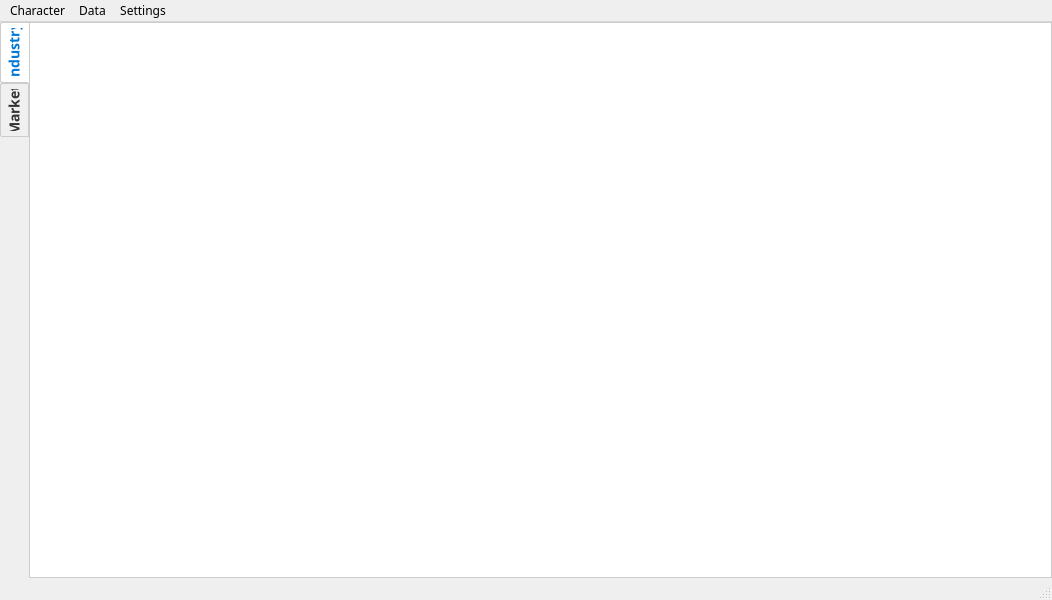
Above: Ui_design/MainWindow.ui from Alexmidrus/Eve_Craft before the change. Below: the same form after it.
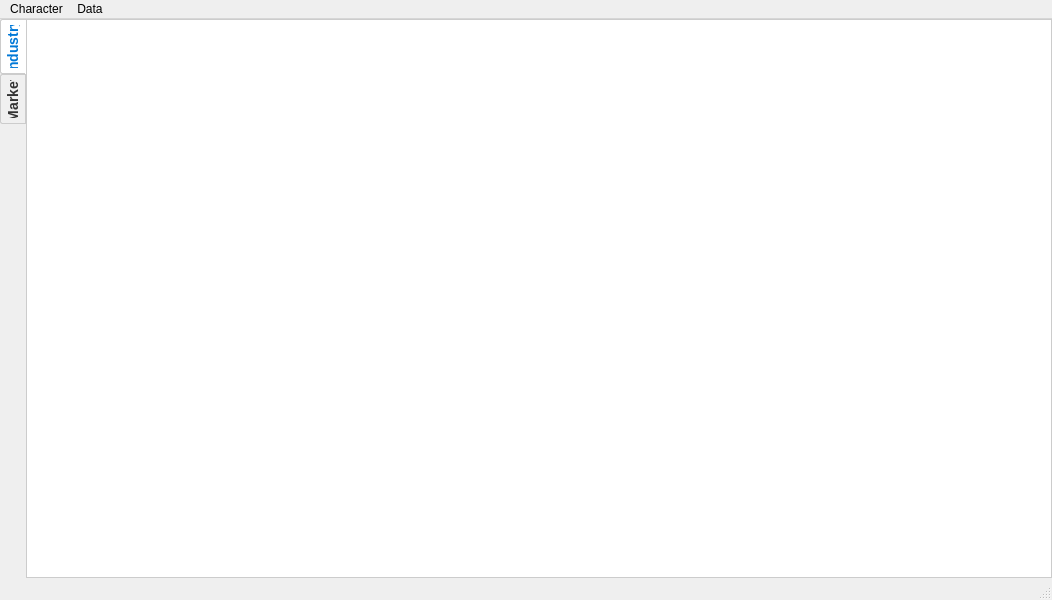
That is the form after the change. Icons and pictures are not drawn.

What changed in the file:
```diff
--- a/Ui_design/MainWindow.ui
+++ b/Ui_design/MainWindow.ui
@@ -19,6 +19,11 @@
    <string>MainWindow</string>
   </property>
   <widget class="QWidget" name="centralwidget">
+   <property name="font">
+    <font>
+     <family>Segoe UI</family>
+    </font>
+   </property>
    <layout class="QVBoxLayout" name="verticalLayout">
     <property name="spacing">
      <number>0</number>
@@ -124,12 +129,12 @@
      <x>0</x>
      <y>0</y>
      <width>1052</width>
-     <height>20</height>
+     <height>22</height>
     </rect>
    </property>
    <property name="font">
     <font>
-     <family>Agency FB</family>
+     <family>Segoe UI</family>
     </font>
    </property>
    <widget class="QMenu" name="menuCharacter">
@@ -146,16 +151,8 @@
     <addaction name="actionESI_Status"/>
     <addaction name="actionView_Log"/>
    </widget>
-   <widget class="QMenu" name="menuSettings">
-    <property name="title">
-     <string>Settings</string>
-    </property>
-    <addaction name="actionAssets_profile"/>
-    <addaction name="actionIndustry_profile"/>
-   </widget>
    <addaction name="menuCharacter"/>
    <addaction name="menuData"/>
-   <addaction name="menuSettings"/>
   </widget>
   <widget class="QStatusBar" name="statusbar"/>
   <action name="actionManage_character">
```
